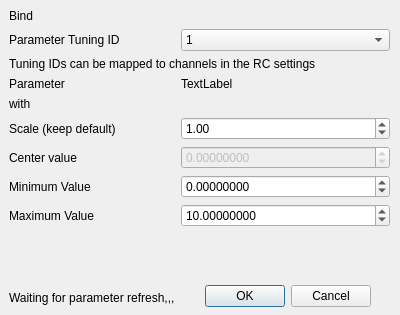
First picture: the form in src/ui/QGCMapRCToParamDialog.ui, repository mavlink/qgroundcontrol, before the edit.
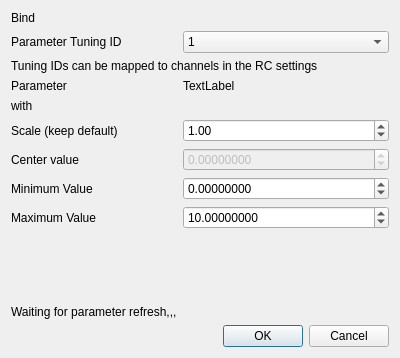
Second picture: the form after the edit.

Commit message: Fix dialog layout

Patch:
```diff
--- a/src/ui/QGCMapRCToParamDialog.ui
+++ b/src/ui/QGCMapRCToParamDialog.ui
@@ -7,37 +7,14 @@
     <x>0</x>
     <y>0</y>
     <width>400</width>
-    <height>315</height>
+    <height>358</height>
    </rect>
   </property>
   <property name="windowTitle">
    <string>Dialog</string>
   </property>
-  <widget class="QDialogButtonBox" name="buttonBox">
-   <property name="geometry">
-    <rect>
-     <x>30</x>
-     <y>280</y>
-     <width>341</width>
-     <height>32</height>
-    </rect>
-   </property>
-   <property name="orientation">
-    <enum>Qt::Horizontal</enum>
-   </property>
-   <property name="standardButtons">
-    <set>QDialogButtonBox::Cancel|QDialogButtonBox::Ok</set>
-   </property>
-  </widget>
-  <widget class="QWidget" name="formLayoutWidget">
-   <property name="geometry">
-    <rect>
-     <x>9</x>
-     <y>9</y>
-     <width>381</width>
-     <height>296</height>
-    </rect>
-   </property>
+  <layout class="QVBoxLayout" name="verticalLayout">
+   <item>
    <layout class="QFormLayout" name="formLayout">
     <property name="fieldGrowthPolicy">
      <enum>QFormLayout::AllNonFixedFieldsGrow</enum>
@@ -213,7 +190,18 @@
      </widget>
     </item>
    </layout>
-  </widget>
+   </item>
+   <item>
+    <widget class="QDialogButtonBox" name="buttonBox">
+     <property name="orientation">
+      <enum>Qt::Horizontal</enum>
+     </property>
+     <property name="standardButtons">
+      <set>QDialogButtonBox::Cancel|QDialogButtonBox::Ok</set>
+     </property>
+    </widget>
+   </item>
+  </layout>
  </widget>
  <resources/>
  <connections>
```
Lines whose indentation alone changed are shown as unchanged.
